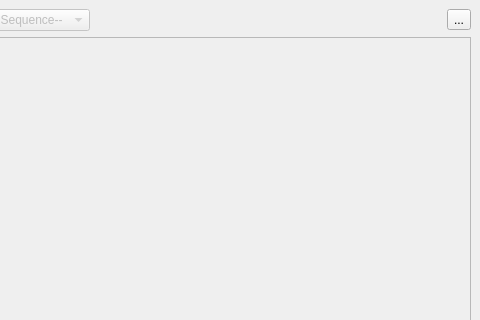
Above: ui/main.ui from iceanimations/multiShotExport before the change; both pictures show x 319 to 799 and y 0 to 320 of the 799 by 706 pixel window. Below: the same form after it.
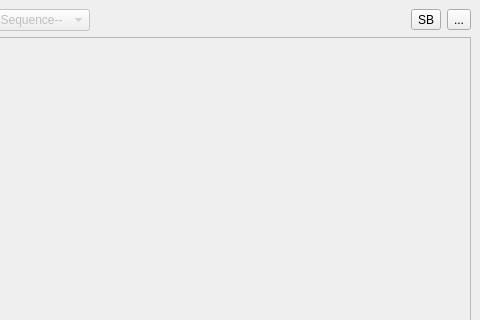
That is the form after the change.

The edit to the form file:
```diff
--- a/ui/main.ui
+++ b/ui/main.ui
@@ -75,6 +75,16 @@
         </property>
        </spacer>
       </item>
+      <item>
+       <widget class="QToolButton" name="geosetDialogButton">
+        <property name="toolTip">
+         <string>Smooth Box: Select Geosets to make them smooth for preview</string>
+        </property>
+        <property name="text">
+         <string>SB</string>
+        </property>
+       </widget>
+      </item>
       <item>
        <widget class="QToolButton" name="toggleCollapseButton">
         <property name="toolTip">
```
